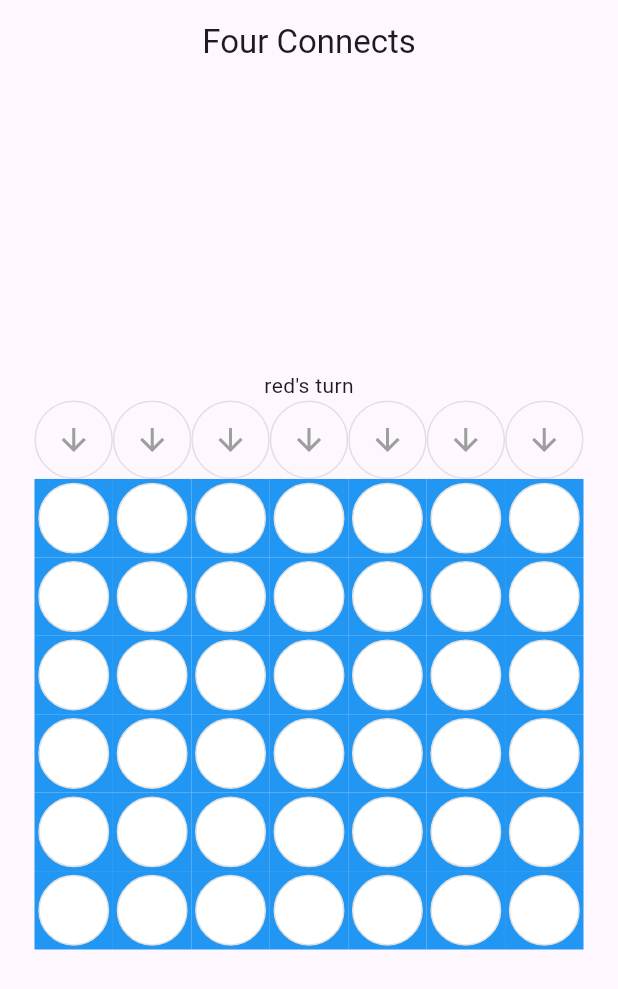
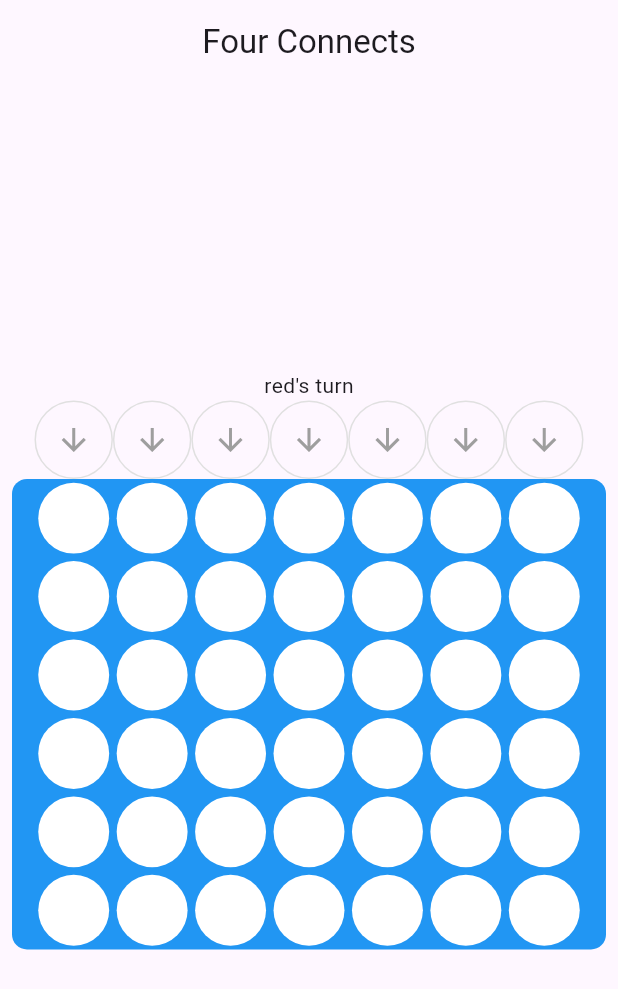
Before and after one commit to Sebseb123/drop_four, a Flutter app: the screen it shows after launch, on a phone screen of 412 x 824 dp. Shown: the top 989 px of the screen. Run offline on Flutter 3.47's test engine with Material 3 defaults, Android fonts, the phone set to English and light mode, and no system bars.

Commit message:
Added some comments

```diff
--- a/lib/main.dart
+++ b/lib/main.dart
@@ -6,10 +6,12 @@ import 'src/exceptions/game_exceptions.dart';
 import 'src/logic/game_controller.dart';
 import 'src/models/board.dart';
 
+/// Starts the Four Connects Flutter application.
 void main() {
   runApp(const MainApp());
 }
 
+/// Root widget for the Four Connects application.
 class MainApp extends StatelessWidget {
   const MainApp({super.key});
 
@@ -29,6 +31,7 @@ class MainApp extends StatelessWidget {
   }
 }
 
+/// Displays one board position as a colored playing piece.
 class Tile extends StatelessWidget {
   const Tile(this.player, {super.key, this.size = 60});
   final Player player;
@@ -40,15 +43,11 @@ class Tile extends StatelessWidget {
       width: size,
       height: size,
       alignment: Alignment.center,
-      decoration: BoxDecoration(
-        //border: Border.all(color: Colors.grey.shade300),
-        color: Colors.blue,
-      ),
       child: Container(
         width: size - 5,
         height: size - 5,
         decoration: BoxDecoration(
-          border: Border.all(color: Colors.grey.shade300),
+          //border: Border.all(color: Colors.grey.shade300),
           borderRadius: BorderRadius.circular(size / 2),
           color: switch (player) {
             Player.red => Colors.red,
@@ -61,6 +60,7 @@ class Tile extends StatelessWidget {
   }
 }
 
+/// Displays the board and handles user moves.
 class GamePage extends StatefulWidget {
   const GamePage({super.key});
 
@@ -104,12 +104,23 @@ class _GamePageState extends State<GamePage> {
                       ),
                   ],
                 ),
+                Container(
+                  decoration: BoxDecoration(
+                    color: Colors.blue,
+                    borderRadius: BorderRadius.circular(10),
+                  ),
+                  child:
+                    Column(
+                    children : [
                       for (final row in _gameController.board.grid)
                         Row(
                           mainAxisAlignment: MainAxisAlignment.center,
                           children: [
                             for (final player in row) Tile(player, size: tileSize),
                           ],
+                        ),
+                      ],
+                    )
                 ),
               ],
             ),
@@ -143,6 +154,7 @@ class _GamePageState extends State<GamePage> {
   }
 }
 
+/// Displays a column control that lets the user drop a coin.
 class DropCoinBox extends StatelessWidget {
   const DropCoinBox({
     super.key,
--- a/lib/src/exceptions/game_exceptions.dart
+++ b/lib/src/exceptions/game_exceptions.dart
@@ -1,4 +1,6 @@
+/// Thrown when a coin is dropped into a column with no empty positions.
 class ColumnFullException implements Exception {
+  /// Creates an exception for [colIndex].
   final int colIndex;
   ColumnFullException(this.colIndex);
 
@@ -6,7 +8,9 @@ class ColumnFullException implements Exception {
   String toString() => 'Selected column $colIndex is full. Please try again.';
 }
 
+/// Thrown when a column number is outside the board's valid range.
 class InvalidColumnException implements Exception {
+  /// Creates an exception for [colIndex].
   final int colIndex;
   InvalidColumnException(this.colIndex);
 
```
Also changed, not shown: lib/src/logic/game_controller.dart (+15 -1 lines), lib/src/models/board.dart (+15 -1 lines), 1 other file. Lines whose indentation alone changed are shown as unchanged.
